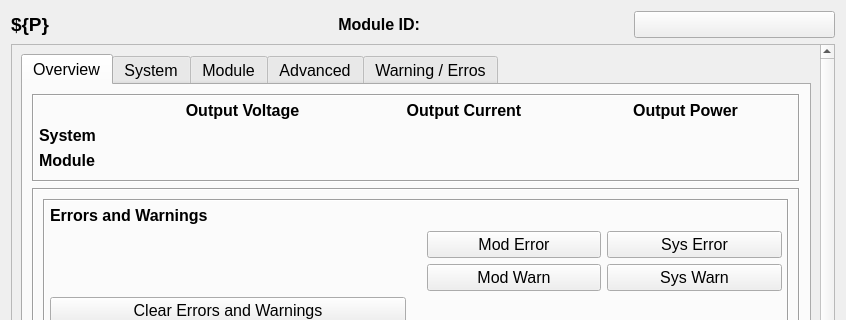
Above: siriushlacon/regatron/ui/regatron.ui from lnls-sirius/pydm-opi before the change; both pictures show x 0 to 846 and y 0 to 320 of the 846 by 853 pixel window. Below: the same form after it.
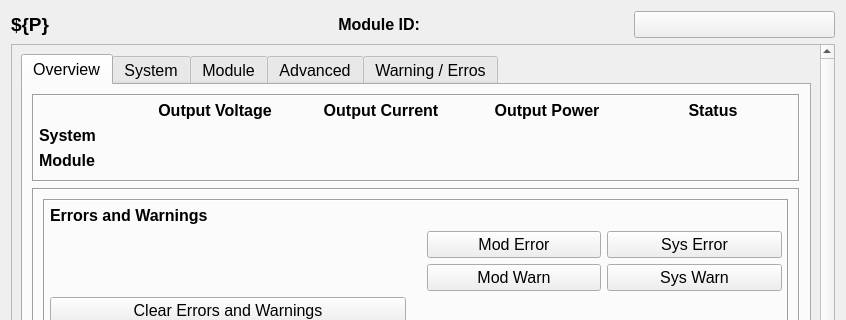
That is the form after the change. The open tabs and pages were chosen to show the change. Custom widgets are drawn as their Qt base class.

Commit message: System and module state collors

The edit to the form file:
```diff
--- a/siriushlacon/regatron/ui/regatron.ui
+++ b/siriushlacon/regatron/ui/regatron.ui
@@ -28,7 +28,7 @@
       <property name="geometry">
        <rect>
         <x>0</x>
-        <y>0</y>
+        <y>-46</y>
         <width>822</width>
         <height>1102</height>
        </rect>
@@ -1753,15 +1753,17 @@
                 </property>
                </widget>
               </item>
-              <item row="1" column="3">
-               <widget class="PyDMLabel" name="dcLnkNom_86">
+              <item row="0" column="4">
+               <widget class="QLabel" name="label_32">
                 <property name="font">
                  <font>
-                  <pointsize>11</pointsize>
+                  <pointsize>12</pointsize>
+                  <weight>75</weight>
+                  <bold>true</bold>
                  </font>
                 </property>
-                <property name="toolTip">
-                 <string/>
+                <property name="text">
+                 <string>Status</string>
                 </property>
                 <property name="alignment">
                  <set>Qt::AlignCenter</set>
```
Left out of the diff: 225 changed lines with no effect on the pictures. The commit also changes 1 other file.
